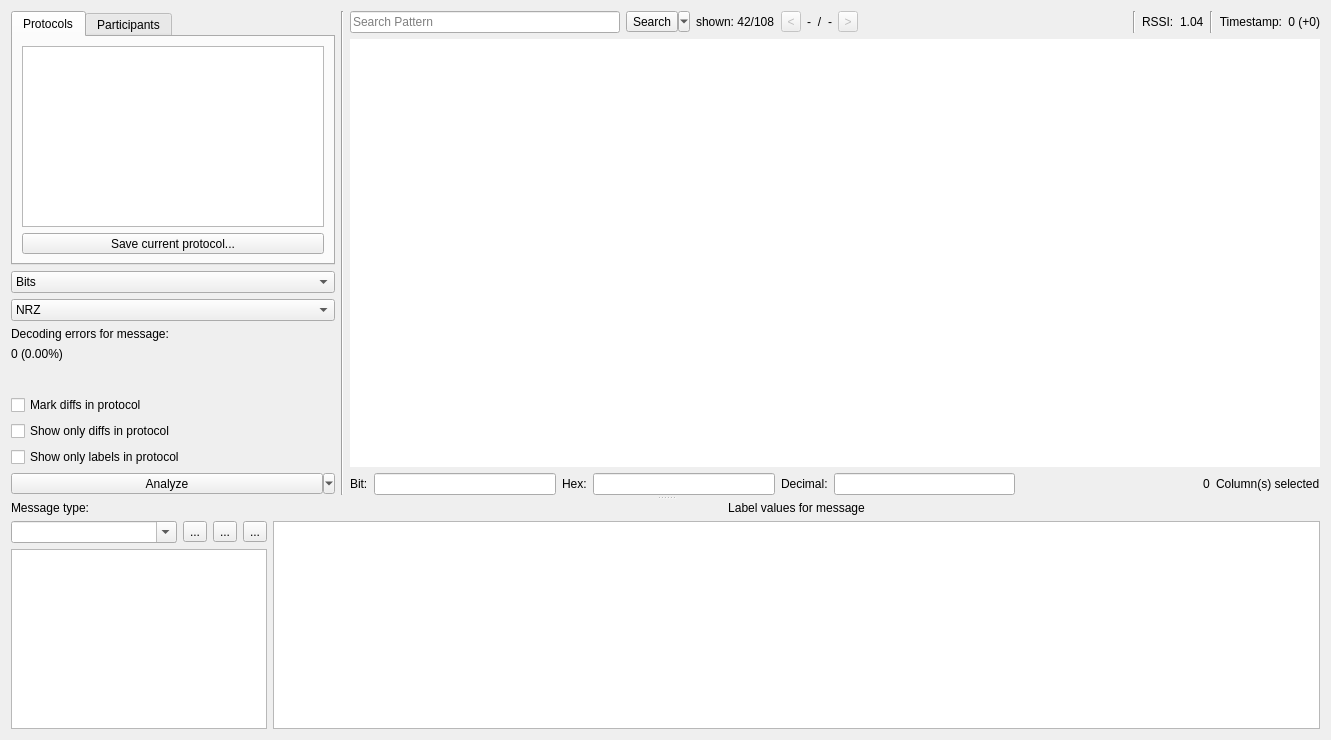
Qt form ui/analysis.ui (jopohl/urh) before a commit.
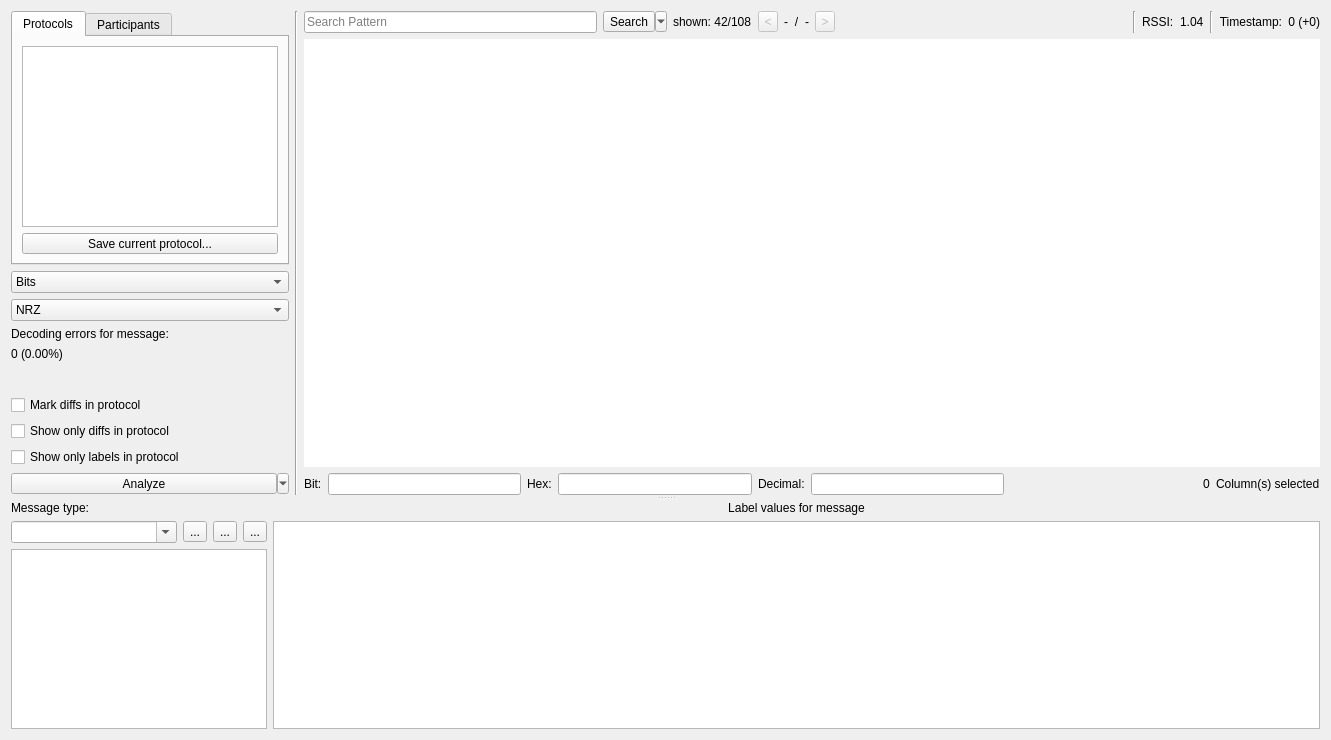
The same form after that commit. Icons and pictures are not drawn. Custom widgets are drawn as their Qt base class.

Commit message: fix layout spacing

What changed in the file:
```diff
--- a/ui/analysis.ui
+++ b/ui/analysis.ui
@@ -116,7 +116,7 @@
          <widget class="QWidget" name="layoutWidget">
           <layout class="QVBoxLayout" name="verticalLayout_5">
            <item>
-            <layout class="QHBoxLayout" name="horizontalLayout" stretch="1,0,3">
+            <layout class="QHBoxLayout" name="horizontalLayout" stretch="1,1,5">
              <item>
               <layout class="QVBoxLayout" name="verticalLayout_2">
                <item>
```
The commit also changes 1 other file.
